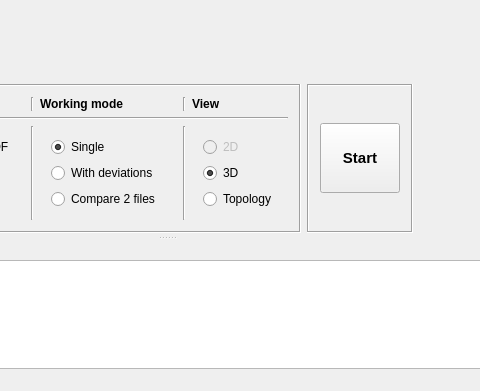
The window that src/network_viewer_qt_v2/GUI/mainwindow.ui (clustbench/network-tests2) describes before a commit, drawn with Qt 5; both pictures show x 233 to 713 and y 169 to 560 of the 800 by 560 pixel window.
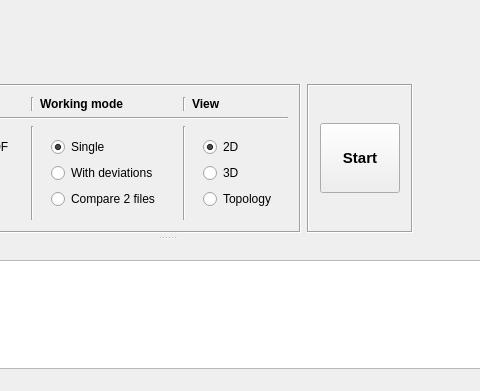
The same window after the commit. Icons and pictures are not drawn.

What changed in the file:
```diff
--- a/src/network_viewer_qt_v2/GUI/mainwindow.ui
+++ b/src/network_viewer_qt_v2/GUI/mainwindow.ui
@@ -322,17 +322,11 @@
                <layout class="QVBoxLayout" name="verticalLayout_12">
                 <item>
                  <widget class="QRadioButton" name="view2D">
-                  <property name="enabled">
-                   <bool>false</bool>
-                  </property>
                   <property name="text">
                    <string notr="true">2D</string>
                   </property>
-                  <property name="checkable">
-                   <bool>false</bool>
-                  </property>
                   <property name="checked">
-                   <bool>false</bool>
+                   <bool>true</bool>
                   </property>
                   <property name="autoExclusive">
                    <bool>true</bool>
@@ -344,9 +338,6 @@
                   <property name="text">
                    <string notr="true">3D</string>
                   </property>
-                  <property name="checked">
-                   <bool>true</bool>
-                  </property>
                  </widget>
                 </item>
                 <item>
```
Left out of the diff: 38 changed lines with no effect on the pictures.
